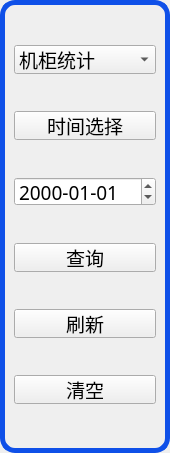
Qt form CabinetScreen/logs/logcom/logbtnbar.ui (luozhiyong131/BusBar) before a commit.
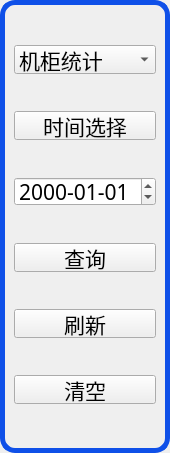
The same form after that commit.

What changed in the file:
```diff
--- a/CabinetScreen/logs/logcom/logbtnbar.ui
+++ b/CabinetScreen/logs/logcom/logbtnbar.ui
@@ -64,7 +64,7 @@
      <property name="font">
       <font>
        <family>AR PL UKai CN</family>
-       <pointsize>14</pointsize>
+       <pointsize>16</pointsize>
        <weight>50</weight>
        <bold>false</bold>
       </font>
@@ -99,7 +99,7 @@
         <property name="font">
          <font>
           <family>AR PL UKai CN</family>
-          <pointsize>14</pointsize>
+          <pointsize>16</pointsize>
           <weight>50</weight>
           <bold>false</bold>
          </font>
@@ -138,7 +138,7 @@
         <property name="font">
          <font>
           <family>AR PL UKai CN</family>
-          <pointsize>14</pointsize>
+          <pointsize>16</pointsize>
           <weight>50</weight>
           <bold>false</bold>
          </font>
@@ -165,7 +165,7 @@
         <property name="font">
          <font>
           <family>AR PL UKai CN</family>
-          <pointsize>14</pointsize>
+          <pointsize>16</pointsize>
           <weight>50</weight>
           <bold>false</bold>
          </font>
@@ -192,7 +192,7 @@
         <property name="font">
          <font>
           <family>AR PL UKai CN</family>
-          <pointsize>14</pointsize>
+          <pointsize>16</pointsize>
           <weight>50</weight>
           <bold>false</bold>
          </font>
@@ -219,7 +219,7 @@
         <property name="font">
          <font>
           <family>AR PL UKai CN</family>
-          <pointsize>14</pointsize>
+          <pointsize>16</pointsize>
           <weight>50</weight>
           <bold>false</bold>
          </font>
@@ -246,7 +246,7 @@
         <property name="font">
          <font>
           <family>AR PL UKai CN</family>
-          <pointsize>14</pointsize>
+          <pointsize>16</pointsize>
           <weight>50</weight>
           <bold>false</bold>
          </font>
```
Left out of the diff: 12 changed lines with no effect on the pictures.
